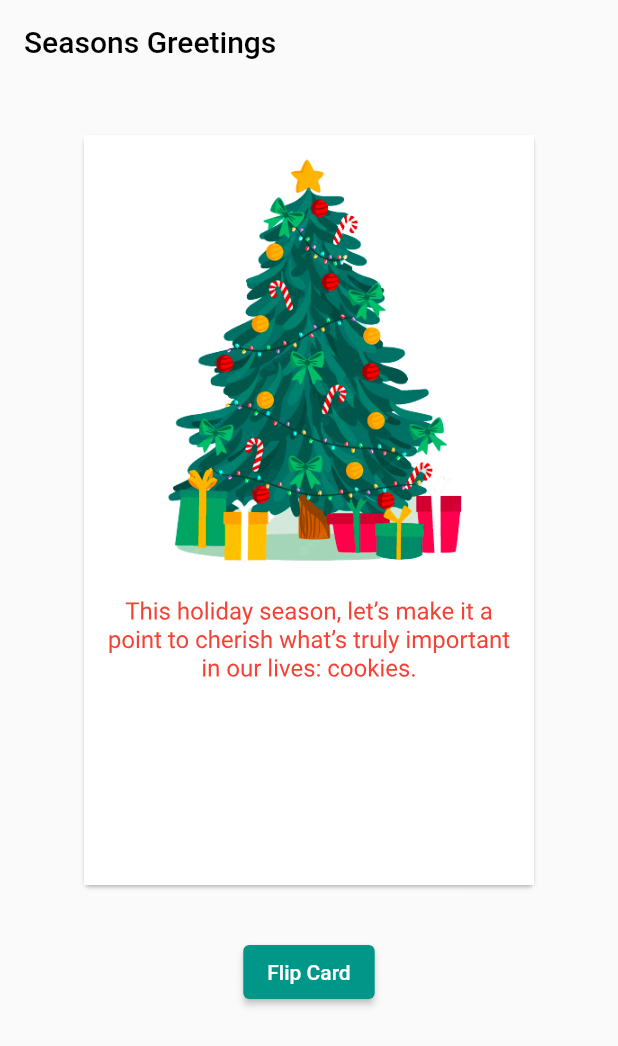
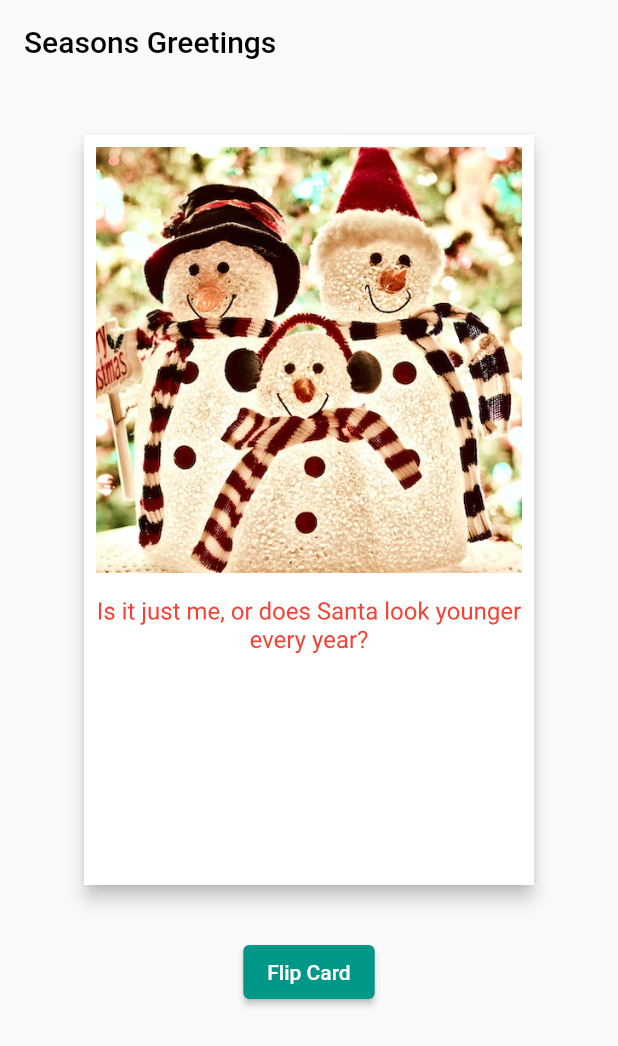
Before and after one commit to vikilinho/flipper, a Flutter app: the screen it shows after launch, after a tap on "Flip Card", on a phone screen of 412 x 824 dp. Shown: the top 1046 px of the screen. Run offline on Flutter 3.47's test engine with Material 2 defaults, Android fonts, the phone set to English and light mode, and no system bars.

Commit message:
generate random christmass messages

```diff
--- a/lib/views/homepage.dart
+++ b/lib/views/homepage.dart
@@ -16,12 +16,13 @@ class _HomePageState extends State<HomePage> with TickerProviderStateMixin {
   late Animation _animation;
   AnimationStatus _status = AnimationStatus.dismissed;
   var randomMessage = "";
+  var randomImages = "";
   var messages = [
     "This holiday season, let’s make it a point to cherish what’s truly important in our lives: cookies.",
-    "I told Santa you were good this year and sent him a link to your Pinterest board. Merry Christmas to you!"
-        "This Christmas, may your family be functional and all your batteries be included.",
-    "Merry Christmas! I put so much thought into your gift that now it's too late to get it."
-        "Please note: Christmas is canceled. Apparently, you told Santa you have been good this year … he died laughing.",
+    "I told Santa you were good this year and sent him a link to your Pinterest board. Merry Christmas to you!",
+    "This Christmas, may your family be functional and all your batteries be included.",
+    "Merry Christmas! I put so much thought into your gift that now it's too late to get it.",
+    "Please note: Christmas is canceled. Apparently, you told Santa you have been good this year … he died laughing.",
     "Is it just me, or does Santa look younger every year?",
     "Eat. Drink. Be Merry. Have a wonderful Christmas!",
     "Christmas is the only time of year in which one can sit in front of a dead tree and eat candy out of socks. Enjoy!",
@@ -30,7 +31,19 @@ class _HomePageState extends State<HomePage> with TickerProviderStateMixin {
     "Wishing you a season full of light and laughter for you and your family.",
     "Best wishes for a joyous Christmas filled with love, happiness and prosperity!",
   ];
-  var rng = Random();
+  var images = [
+    "images/c1.jpeg",
+    "images/c2.jpeg",
+    "images/c3.jpeg",
+    "images/c4.jpeg",
+    "images/c5.jpeg",
+    "images/c6.jpeg",
+    "images/c7.jpeg",
+    "images/c8.jpeg",
+    "images/c9.jpeg",
+    "images/c10.jpeg",
+    "images/tree2.png",
+  ];
 
   @override
   void initState() {
@@ -41,16 +54,13 @@ class _HomePageState extends State<HomePage> with TickerProviderStateMixin {
     _animation = Tween(end: 1.0, begin: 0.0).animate(_controller)
       ..addListener(() {
         setState(() {
-          int index = rng.nextInt(messages.length);
-
 // Get the item at the random index
-
-          randomMessage = (messages..shuffle()).first;
         });
       })
       ..addStatusListener((status) {
         _status = status;
       });
+
     super.initState();
   }
 
@@ -78,6 +88,7 @@ class _HomePageState extends State<HomePage> with TickerProviderStateMixin {
                 ..setEntry(3, 2, 0.0015)
                 ..rotateY(pi * _animation.value),
               child: Card(
+                elevation: 5.0,
                 child: _animation.value <= 0.5
                     ? Container(
                         color: Colors.white,
@@ -105,11 +116,17 @@ class _HomePageState extends State<HomePage> with TickerProviderStateMixin {
                           child: Transform(
                             alignment: FractionalOffset.center,
                             transform: Matrix4.identity()
-                              ..setEntry(2, 1, 0.0015)
+                              ..setEntry(2, 1, 0.0013)
                               ..rotateY(pi * _animation.value),
                             child: Column(
                               children: [
-                                Image.asset("images/tree2.png"),
+                                Padding(
+                                  padding: const EdgeInsets.all(8.0),
+                                  child: Image.asset(
+                                    randomImages,
+                                    fit: BoxFit.fill,
+                                  ),
+                                ),
                                 Padding(
                                   padding: const EdgeInsets.all(8.0),
                                   child: Text(
@@ -134,6 +151,20 @@ class _HomePageState extends State<HomePage> with TickerProviderStateMixin {
               } else {
                 _controller.reverse();
               }
+              setState(() {
+                var rng = new Random();
+
+// Generate a random index
+                int index = rng.nextInt(images.length);
+                int sindex = rng.nextInt(messages.length);
+
+// Get the item at the random index
+                randomImages = images[index];
+                randomMessage = messages[sindex];
+
+                // randomMessage = (messages..shuffle()).first;
+                // randomImages = (images..shuffle()).first;
+              });
             },
             child: const Text("Flip Card"),
           )
```
Also changed, not shown: images/c1.jpeg (added), images/c10.jpeg (added), images/c2.jpeg (added), images/c2.png (added), images/c3.jpeg (added), images/c4.jpeg (added), images/c5.jpeg (added), images/c6.jpeg (added), images/c7.jpeg (added), images/c8.jpeg (added), images/c9.jpeg (added).
